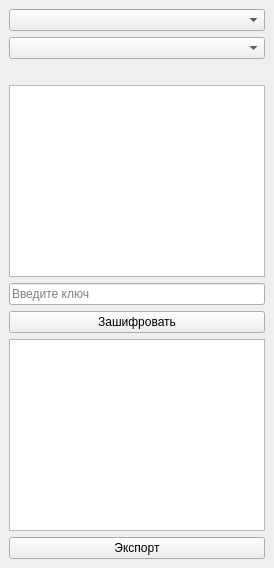
Before: the Qt Designer form mainwindow.ui in lvwlad/cipherkr, drawn with Qt 5.
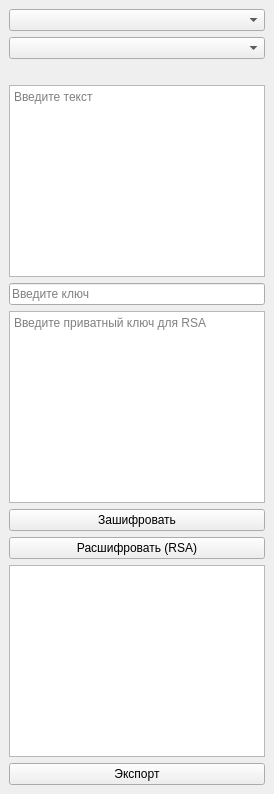
After: the same form once the commit is applied.

```diff
--- a/mainwindow.ui
+++ b/mainwindow.ui
@@ -17,7 +17,11 @@
      <widget class="QLabel" name="alphabetDisplay"/>
     </item>
     <item>
-     <widget class="QTextEdit" name="inputText"/>
+     <widget class="QTextEdit" name="inputText">
+      <property name="placeholderText">
+       <string>Введите текст</string>
+      </property>
+     </widget>
     </item>
     <item>
      <widget class="QLineEdit" name="keyInput">
@@ -26,6 +30,13 @@
       </property>
      </widget>
     </item>
+    <item>
+     <widget class="QTextEdit" name="privateKeyInput">
+      <property name="placeholderText">
+       <string>Введите приватный ключ для RSA</string>
+      </property>
+     </widget>
+    </item>
     <item>
      <widget class="QPushButton" name="encryptButton">
       <property name="text">
@@ -33,6 +44,13 @@
       </property>
      </widget>
     </item>
+    <item>
+     <widget class="QPushButton" name="decryptButton">
+      <property name="text">
+       <string>Расшифровать (RSA)</string>
+      </property>
+     </widget>
+    </item>
     <item>
      <widget class="QTextEdit" name="outputText">
       <property name="readOnly">
```
